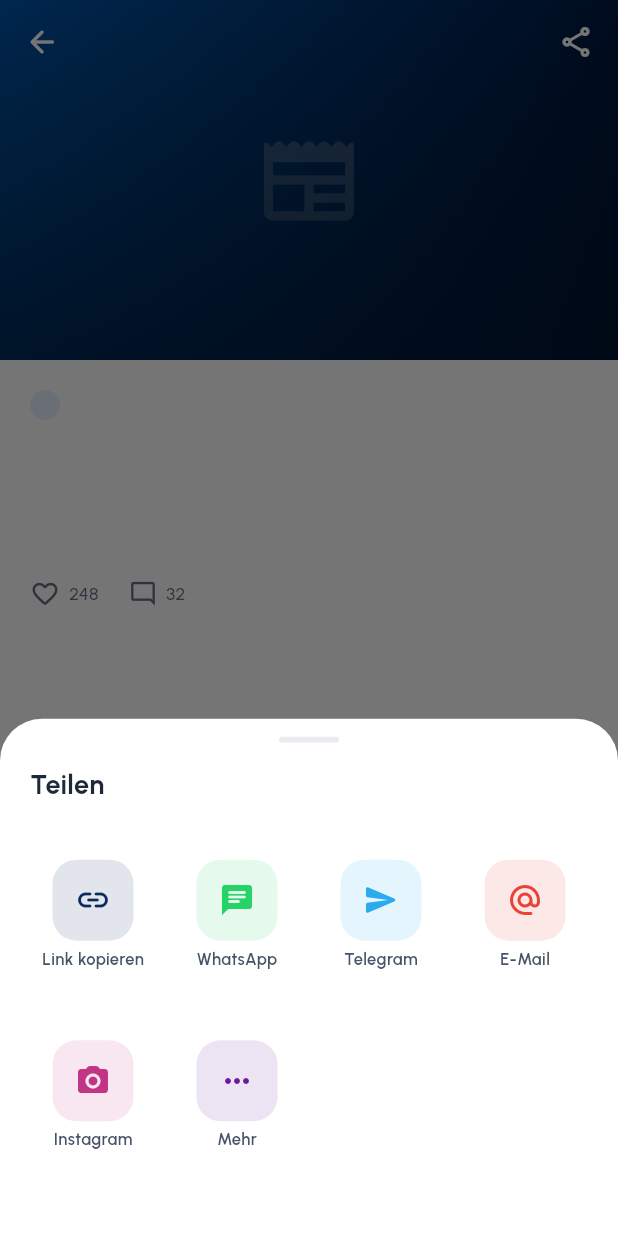
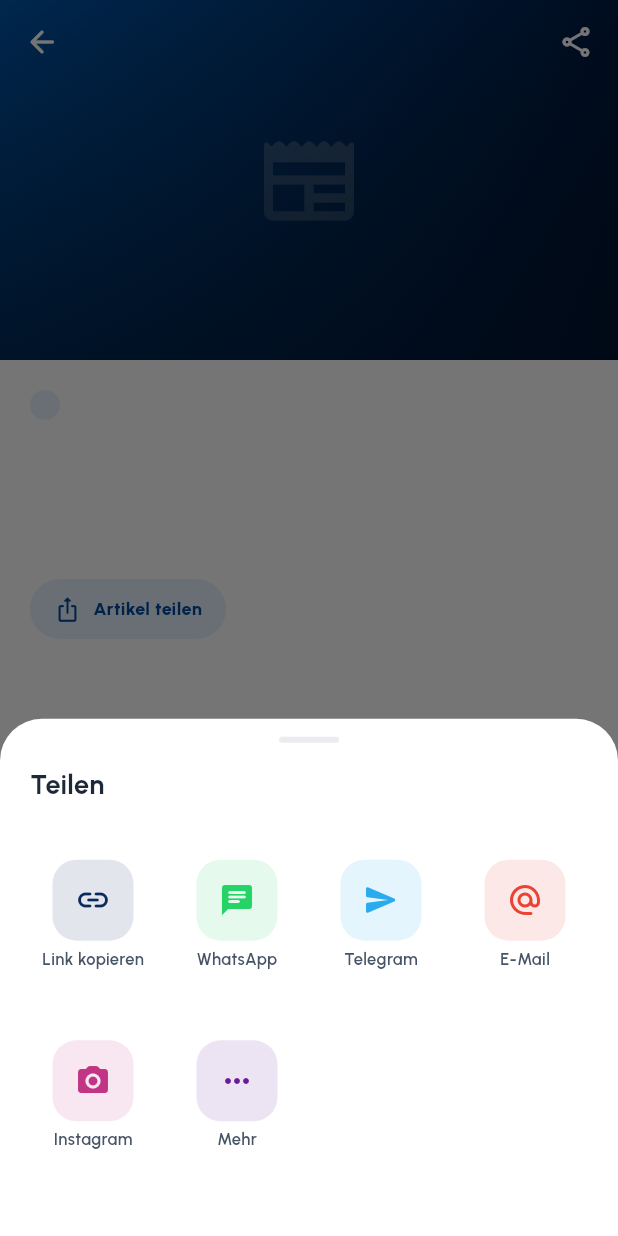
Before and after one commit to COREVIONLABS/EMBAapp-native, a Flutter app: the NewsDetailScreen screen opened directly with empty values, after a tap on the "share" icon, on a phone screen of 412 x 824 dp. Run offline on Flutter 3.47's test engine with Material 3 defaults, Android fonts, the phone set to English and light mode, and no system bars; our stand-ins replace flutter_svg.

Commit message:
Batch 4 — tappable notifications, one Wallet, coherent numbers, real predictions
- Notifications deep-link to where they can be acted on (predict, redeem, spin,
  tombola, points) — no more dead-end alerts; each row shows a chevron.
- Wallet: "My Bookings" (contradicted the tombola-only model) → "My wins".
- Predictions: Submit now credits +50 and shows a success sheet (was a bare
  SnackBar with no points); reward stated consistently as +50 everywhere; the
  Upcoming/Past-Results tabs are localized; fixtures lead with Dortmund to match
  Home's next match.
- Home: Road-to-Gold progress is derived from season points (was a hardcoded
  24%); the starter tasks now actually sum to the promised +500 welcome bonus
  (150+150+200) instead of 110.
- News: removed the fake like/comment counts; replaced with a real Share action.
- Profile: Language row reflects the active locale instead of always "English".

DE translations added; flutter analyze clean.

Co-Authored-By: Claude Opus 4.8 <noreply@anthropic.com>
Claude-Session: https://claude.ai/code/session_0138H2TPm9wvb2D54WvCY8tL

```diff
--- a/lib/model/fan_model.dart
+++ b/lib/model/fan_model.dart
@@ -34,6 +34,12 @@ class FanModel {
   /// lifetime balance) and from the lifetime loyalty levels, so the season
   /// journey and the loyalty ladder are clearly two different things.
   static const int seasonPoints = 2140;
+
+  /// Season target for the "Road to Gold" journey, and the derived progress so
+  /// Home and the journey screen never disagree on the percentage.
+  static const int seasonGoal = 9000;
+  static double get seasonProgress => (seasonPoints / seasonGoal).clamp(0.0, 1.0);
+  static int get seasonPercent => (seasonProgress * 100).round();
 
   // Schalke-culture loyalty ladder (ascending).
   static const tiers = [
--- a/lib/screens/news_detail_screen.dart
+++ b/lib/screens/news_detail_screen.dart
@@ -76,15 +76,18 @@ class NewsDetailScreen extends StatelessWidget {
                     const SizedBox(height: 16),
                   ],
                   const SizedBox(height: 8),
-                  Row(children: [
-                    Icon(Icons.favorite_border_rounded, size: 20, color: AppColors.textLight),
-                    const SizedBox(width: 6),
-                    Text(tr('248'), style: AppText.body3Regular),
-                    const SizedBox(width: 20),
-                    Icon(Icons.mode_comment_outlined, size: 19, color: AppColors.textLight),
-                    const SizedBox(width: 6),
-                    Text(tr('32'), style: AppText.body3Regular),
-                  ]),
+                  Tappable(
+                    onTap: () => showShareSheet(context, subject: article.title),
+                    child: Container(
+                      padding: const EdgeInsets.symmetric(horizontal: 16, vertical: 11),
+                      decoration: BoxDecoration(color: AppColors.brandLightest, borderRadius: BorderRadius.circular(AppRadii.pill)),
+                      child: Row(mainAxisSize: MainAxisSize.min, children: [
+                        Icon(Icons.ios_share_rounded, size: 18, color: AppColors.brandPrimary),
+                        const SizedBox(width: 8),
+                        Text(tr('Share article'), style: AppText.body3.copyWith(color: AppColors.brandPrimary, fontWeight: FontWeight.w800)),
+                      ]),
+                    ),
+                  ),
                 ],
               ),
             ),
--- a/lib/screens/profile_screen.dart
+++ b/lib/screens/profile_screen.dart
@@ -123,13 +123,13 @@ class ProfileScreen extends StatelessWidget {
           (Icons.style_rounded, 'Fan+ Pay card', 'Season 2'),
         ]),
         const SizedBox(height: 16),
-        _group(context, 'Settings', const [
+        _group(context, 'Settings', [
           (Icons.notifications_none_rounded, 'Notification Preferences', ''),
           (Icons.lock_outline_rounded, 'Update Password', ''),
           (Icons.fingerprint_rounded, 'Biometric Login', 'toggle'),
           (Icons.dark_mode_outlined, 'Dark Mode', 'darktoggle'),
           (Icons.devices_other_rounded, 'Device Management', ''),
-          (Icons.language_rounded, 'Language', 'English'),
+          (Icons.language_rounded, 'Language', localeNotifier.value == AppLocale.de ? 'Deutsch' : 'English'),
         ]),
         const SizedBox(height: 16),
         _group(context, 'Privacy', const [
--- a/lib/screens/wallet_screen.dart
+++ b/lib/screens/wallet_screen.dart
@@ -6,7 +6,7 @@ import '../model/fan_model.dart';
 import '../model/voucher_store.dart';
 import 'my_tickets_screen.dart';
 import 'my_vouchers_screen.dart';
-import 'my_bookings_screen.dart';
+import 'my_wins_screen.dart';
 import 'collection_screen.dart';
 import 'subscription_screen.dart';
 import 'points_history_screen.dart';
@@ -97,7 +97,7 @@ class WalletScreen extends StatelessWidget {
             const SizedBox(height: 10),
             _row(context, Icons.card_giftcard_rounded, 'My Vouchers', voucherStore.openCount > 0 ? '${voucherStore.openCount} ${tr('ready to redeem')}' : 'Codes to show in the shop', AppColors.brandPrimary, const MyVouchersScreen(), badge: voucherStore.openCount),
             const SizedBox(height: 10),
-            _row(context, Icons.event_available_rounded, 'My Bookings', 'Experiences you reserved', AppColors.brandPrimary, const MyBookingsScreen()),
+            _row(context, Icons.emoji_events_rounded, 'My wins', 'Prizes you\'ve won', AppColors.brandPrimary, const MyWinsScreen()),
             const SizedBox(height: 10),
             _row(context, Icons.grid_view_rounded, 'Collection', 'Player stickers & badges', AppColors.brandPrimary, const CollectionScreen()),
           ]),
```
Also changed, not shown: lib/l10n/strings.dart (+9 -0 lines), lib/screens/home_matchday.dart (+5 -5 lines), lib/screens/notifications_screen.dart (+32 -6 lines), lib/screens/predictions_screen.dart (+13 -8 lines).
